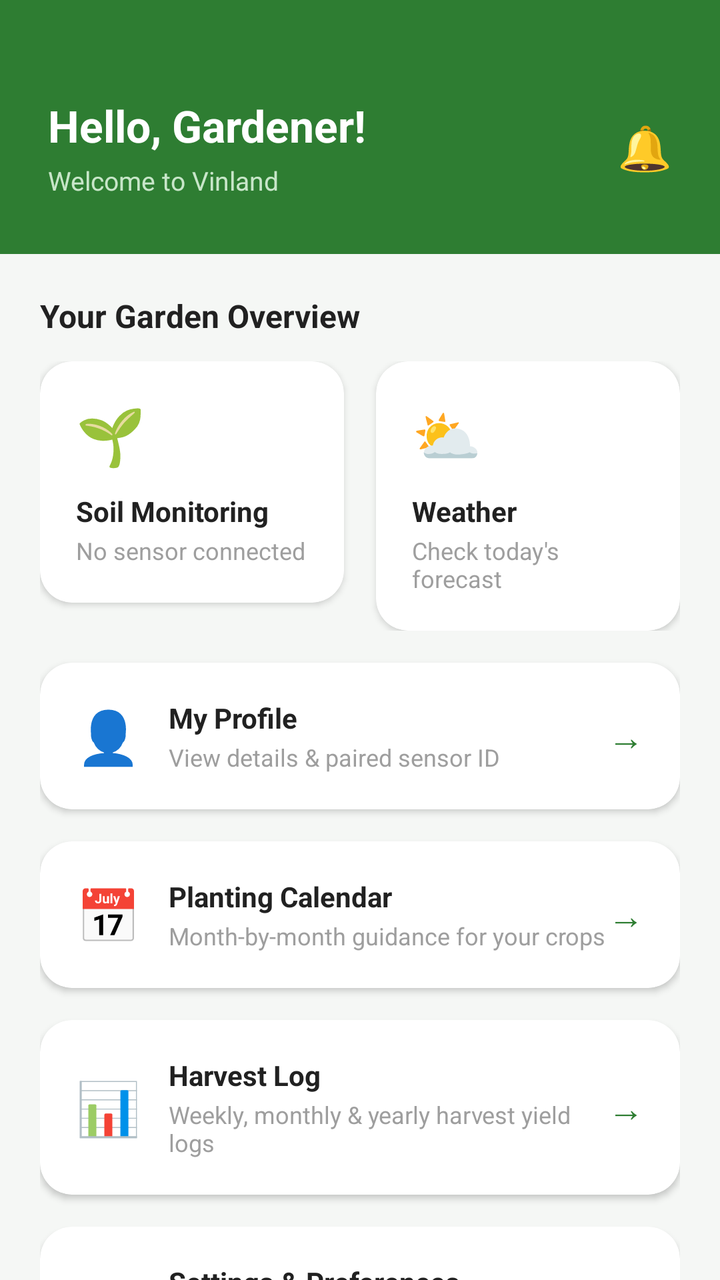
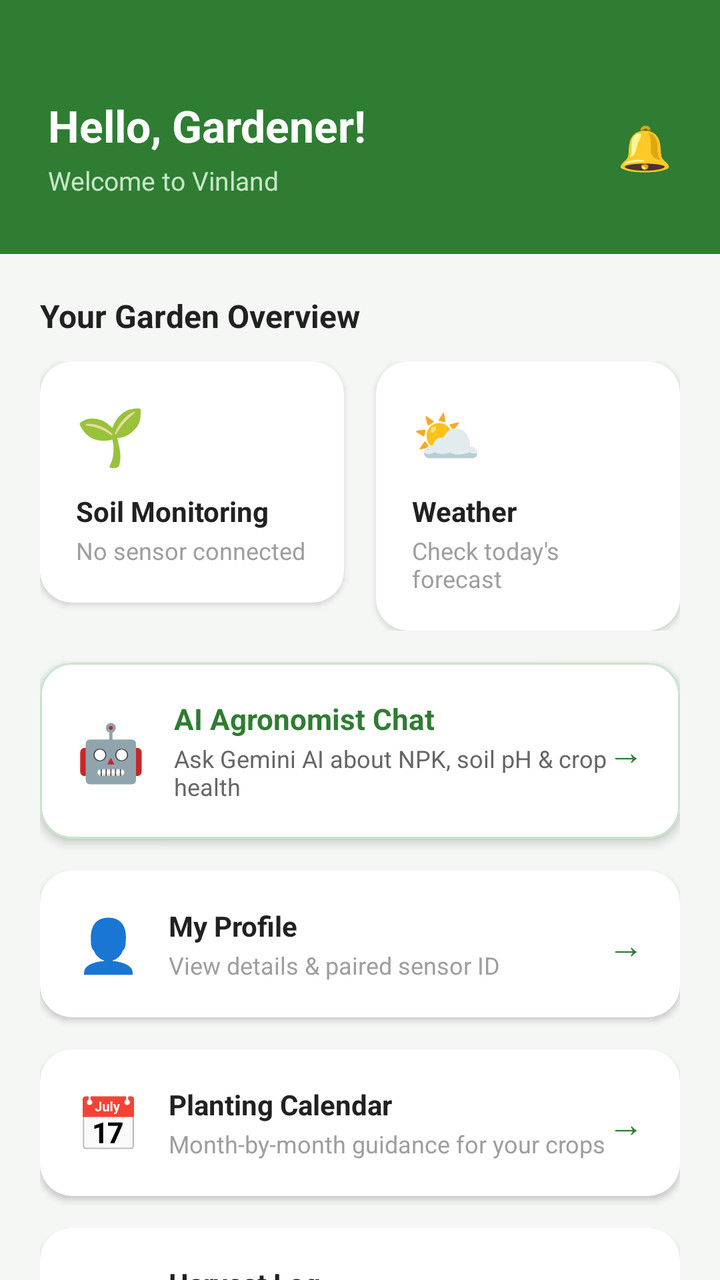

Two renders of the same Android screen: before a commit and after it. Below are the layout's source before the change and the commit's diff.
<!-- AndroidManifest.xml: application theme Theme.Vinland -->
<!-- res/layout/activity_dashboard.xml -->
<?xml version="1.0" encoding="utf-8"?>
<androidx.core.widget.NestedScrollView xmlns:android="http://schemas.android.com/apk/res/android"
    xmlns:app="http://schemas.android.com/apk/res-auto"
    android:layout_width="match_parent"
    android:layout_height="match_parent"
    android:background="#F5F7F5"
    android:clipToPadding="false"
    android:fillViewport="true">

    <LinearLayout
        android:layout_width="match_parent"
        android:layout_height="wrap_content"
        android:orientation="vertical">

        
        <LinearLayout
            android:layout_width="match_parent"
            android:layout_height="wrap_content"
            android:orientation="horizontal"
            android:gravity="center_vertical"
            android:background="#2E7D32"
            android:paddingStart="24dp"
            android:paddingEnd="16dp"
            android:paddingTop="48dp"
            android:paddingBottom="28dp">

            <LinearLayout
                android:layout_width="0dp"
                android:layout_height="wrap_content"
                android:layout_weight="1"
                android:orientation="vertical">

                <TextView
                    android:id="@+id/tvWelcome"
                    android:layout_width="wrap_content"
                    android:layout_height="wrap_content"
                    android:text="Hello, Gardener!"
                    android:textSize="22sp"
                    android:textStyle="bold"
                    android:textColor="#FFFFFF" />

                <TextView
                    android:id="@+id/tvSubtitle"
                    android:layout_width="wrap_content"
                    android:layout_height="wrap_content"
                    android:layout_marginTop="4dp"
                    android:text="Welcome to Vinland"
                    android:textSize="13sp"
                    android:textColor="#C8E6C9" />
            </LinearLayout>

            <TextView
                android:id="@+id/tvHeaderNotification"
                android:layout_width="wrap_content"
                android:layout_height="wrap_content"
                android:padding="8dp"
                android:text="🔔"
                android:textColor="#FFFFFF"
                android:textSize="22sp" />
        </LinearLayout>

        
        <LinearLayout
            android:layout_width="match_parent"
            android:layout_height="wrap_content"
            android:orientation="vertical"
            android:paddingHorizontal="20dp"
            android:paddingTop="20dp"
            android:paddingBottom="40dp">

            <TextView
                android:layout_width="wrap_content"
                android:layout_height="wrap_content"
                android:text="Your Garden Overview"
                android:textSize="16sp"
                android:textStyle="bold"
                android:textColor="#212121"
                android:layout_marginBottom="12dp" />

            
            <LinearLayout
                android:layout_width="match_parent"
                android:layout_height="wrap_content"
                android:orientation="horizontal">

                <com.google.android.material.card.MaterialCardView
                    android:id="@+id/navSoil"
                    android:layout_width="0dp"
                    android:layout_height="wrap_content"
                    android:layout_weight="1"
                    android:layout_marginEnd="8dp"
                    app:cardCornerRadius="16dp"
                    app:cardElevation="2dp"
                    app:strokeWidth="0dp"
                    app:cardBackgroundColor="#FFFFFF">

                    <LinearLayout
                        android:layout_width="match_parent"
                        android:layout_height="wrap_content"
                        android:orientation="vertical"
                        android:padding="18dp">

                        <TextView
                            android:layout_width="wrap_content"
                            android:layout_height="wrap_content"
                            android:text="🌱"
                            android:textSize="28sp" />

                        <TextView
                            android:layout_width="wrap_content"
                            android:layout_height="wrap_content"
                            android:layout_marginTop="10dp"
                            android:text="Soil Monitoring"
                            android:textStyle="bold"
                            android:textColor="#212121"
                            android:textSize="14sp" />

                        <TextView
                            android:layout_width="wrap_content"
                            android:layout_height="wrap_content"
                            android:layout_marginTop="2dp"
                            android:text="No sensor connected"
                            android:textColor="#9E9E9E"
                            android:textSize="12sp" />
                    </LinearLayout>
                </com.google.android.material.card.MaterialCardView>

                <com.google.android.material.card.MaterialCardView
                    android:id="@+id/navWeather"
                    android:layout_width="0dp"
                    android:layout_height="wrap_content"
                    android:layout_weight="1"
                    android:layout_marginStart="8dp"
                    app:cardCornerRadius="16dp"
                    app:cardElevation="2dp"
                    app:strokeWidth="0dp"
                    app:cardBackgroundColor="#FFFFFF">

                    <LinearLayout
                        android:layout_width="match_parent"
                        android:layout_height="wrap_content"
                        android:orientation="vertical"
                        android:padding="18dp">

                        <TextView
                            android:layout_width="wrap_content"
                            android:layout_height="wrap_content"
                            android:text="⛅"
                            android:textSize="28sp" />

                        <TextView
                            android:layout_width="wrap_content"
                            android:layout_height="wrap_content"
                            android:layout_marginTop="10dp"
                            android:text="Weather"
                            android:textStyle="bold"
                            android:textColor="#212121"
                            android:textSize="14sp" />

                        <TextView
                            android:layout_width="wrap_content"
                            android:layout_height="wrap_content"
                            android:layout_marginTop="2dp"
                            android:text="Check today's forecast"
                            android:textColor="#9E9E9E"
                            android:textSize="12sp" />
                    </LinearLayout>
                </com.google.android.material.card.MaterialCardView>
            </LinearLayout>

            
            <com.google.android.material.card.MaterialCardView
                android:id="@+id/navProfile"
                android:layout_width="match_parent"
                android:layout_height="wrap_content"
                android:layout_marginTop="16dp"
                app:cardCornerRadius="16dp"
                app:cardElevation="2dp"
                app:strokeWidth="0dp"
                app:cardBackgroundColor="#FFFFFF">

                <LinearLayout
                    android:layout_width="match_parent"
                    android:layout_height="wrap_content"
                    android:orientation="horizontal"
                    android:gravity="center_vertical"
                    android:padding="18dp">

                    <TextView
                        android:layout_width="wrap_content"
                        android:layout_height="wrap_content"
                        android:text="👤"
                        android:textSize="26sp"
                        android:layout_marginEnd="14dp" />

                    <LinearLayout
                        android:layout_width="0dp"
                        android:layout_height="wrap_content"
                        android:layout_weight="1"
                        android:orientation="vertical">

                        <TextView
                            android:layout_width="wrap_content"
                            android:layout_height="wrap_content"
                            android:text="My Profile"
                            android:textStyle="bold"
                            android:textColor="#212121"
                            android:textSize="14sp" />

                        <TextView
                            android:layout_width="wrap_content"
                            android:layout_height="wrap_content"
                            android:layout_marginTop="2dp"
                            android:text="View details &amp; paired sensor ID"
                            android:textColor="#9E9E9E"
                            android:textSize="12sp" />
                    </LinearLayout>

                    <TextView
                        android:layout_width="wrap_content"
                        android:layout_height="wrap_content"
                        android:text="→"
                        android:textSize="18sp"
                        android:textColor="#2E7D32" />
                </LinearLayout>
            </com.google.android.material.card.MaterialCardView>

            
            <com.google.android.material.card.MaterialCardView
                android:id="@+id/navCalendar"
                android:layout_width="match_parent"
                android:layout_height="wrap_content"
                android:layout_marginTop="16dp"
                app:cardCornerRadius="16dp"
                app:cardElevation="2dp"
                app:strokeWidth="0dp"
                app:cardBackgroundColor="#FFFFFF">

                <LinearLayout
                    android:layout_width="match_parent"
                    android:layout_height="wrap_content"
                    android:orientation="horizontal"
                    android:gravity="center_vertical"
                    android:padding="18dp">

                    <TextView
                        android:layout_width="wrap_content"
                        android:layout_height="wrap_content"
                        android:text="📅"
                        android:textSize="26sp"
                        android:layout_marginEnd="14dp" />

                    <LinearLayout
                        android:layout_width="0dp"
                        android:layout_height="wrap_content"
                        android:layout_weight="1"
                        android:orientation="vertical">

                        <TextView
                            android:layout_width="wrap_content"
                            android:layout_height="wrap_content"
                            android:text="Planting Calendar"
                            android:textStyle="bold"
                            android:textColor="#212121"
                            android:textSize="14sp" />

                        <TextView
                            android:layout_width="wrap_content"
                            android:layout_height="wrap_content"
                            android:layout_marginTop="2dp"
                            android:text="Month-by-month guidance for your crops"
                            android:textColor="#9E9E9E"
                            android:textSize="12sp" />
                    </LinearLayout>

                    <TextView
                        android:layout_width="wrap_content"
                        android:layout_height="wrap_content"
                        android:text="→"
                        android:textSize="18sp"
                        android:textColor="#2E7D32" />
                </LinearLayout>
            </com.google.android.material.card.MaterialCardView>

            
            <com.google.android.material.card.MaterialCardView
                android:id="@+id/navReports"
                android:layout_width="match_parent"
                android:layout_height="wrap_content"
                android:layout_marginTop="16dp"
                app:cardCornerRadius="16dp"
                app:cardElevation="2dp"
                app:strokeWidth="0dp"
                app:cardBackgroundColor="#FFFFFF">

                <LinearLayout
                    android:layout_width="match_parent"
                    android:layout_height="wrap_content"
                    android:orientation="horizontal"
                    android:gravity="center_vertical"
                    android:padding="18dp">

                    <TextView
                        android:layout_width="wrap_content"
                        android:layout_height="wrap_content"
                        android:text="📊"
                        android:textSize="26sp"
                        android:layout_marginEnd="14dp" />

                    <LinearLayout
                        android:layout_width="0dp"
                        android:layout_height="wrap_content"
                        android:layout_weight="1"
                        android:orientation="vertical">

                        <TextView
                            android:layout_width="wrap_content"
                            android:layout_height="wrap_content"
                            android:text="Harvest Log"
                            android:textStyle="bold"
                            android:textColor="#212121"
                            android:textSize="14sp" />

                        <TextView
                            android:layout_width="wrap_content"
                            android:layout_height="wrap_content"
                            android:layout_marginTop="2dp"
                            android:text="Weekly, monthly &amp; yearly harvest yield logs"
                            android:textColor="#9E9E9E"
                            android:textSize="12sp" />
                    </LinearLayout>

                    <TextView
                        android:layout_width="wrap_content"
                        android:layout_height="wrap_content"
                        android:text="→"
                        android:textSize="18sp"
                        android:textColor="#2E7D32" />
                </LinearLayout>
            </com.google.android.material.card.MaterialCardView>

            
            <com.google.android.material.card.MaterialCardView
                android:id="@+id/navSettings"
                android:layout_width="match_parent"
                android:layout_height="wrap_content"
                android:layout_marginTop="16dp"
                app:cardCornerRadius="16dp"
                app:cardElevation="2dp"
                app:strokeWidth="0dp"
                app:cardBackgroundColor="#FFFFFF">

                <LinearLayout
                    android:layout_width="match_parent"
                    android:layout_height="wrap_content"
                    android:orientation="horizontal"
                    android:gravity="center_vertical"
                    android:padding="18dp">

                    <TextView
                        android:layout_width="wrap_content"
                        android:layout_height="wrap_content"
                        android:text="⚙️"
                        android:textSize="26sp"
                        android:layout_marginEnd="14dp" />

                    <LinearLayout
                        android:layout_width="0dp"
                        android:layout_height="wrap_content"
                        android:layout_weight="1"
                        android:orientation="vertical">

                        <TextView
                            android:layout_width="wrap_content"
                            android:layout_height="wrap_content"
                            android:text="Settings &amp; Preferences"
                            android:textStyle="bold"
                            android:textColor="#212121"
                            android:textSize="14sp" />

                        <TextView
                            android:layout_width="wrap_content"
                            android:layout_height="wrap_content"
                            android:layout_marginTop="2dp"
                            android:text="Hardware pairing, push alerts &amp; system options"
                            android:textColor="#9E9E9E"
                            android:textSize="12sp" />
                    </LinearLayout>

                    <TextView
                        android:layout_width="wrap_content"
                        android:layout_height="wrap_content"
                        android:text="→"
                        android:textSize="18sp"
                        android:textColor="#2E7D32" />
                </LinearLayout>
            </com.google.android.material.card.MaterialCardView>

            
            <com.google.android.material.button.MaterialButton
                android:id="@+id/navLogout"
                style="@style/Widget.Material3.Button.OutlinedButton"
                android:layout_width="match_parent"
                android:layout_height="50dp"
                android:layout_marginTop="20dp"
                android:text="Log Out"
                android:textAllCaps="false"
                android:textColor="#D32F2F"
                android:textSize="14sp"
                android:textStyle="bold"
                app:strokeColor="#FFCDD2"
                app:strokeWidth="1.5dp"
                app:cornerRadius="12dp"
                app:backgroundTint="#FFF5F5" />

            
            <com.google.android.material.card.MaterialCardView
                android:layout_width="match_parent"
                android:layout_height="wrap_content"
                android:layout_marginTop="16dp"
                app:cardCornerRadius="16dp"
                app:cardElevation="0dp"
                app:strokeWidth="0dp"
                app:cardBackgroundColor="#E8F5E9">

                <LinearLayout
                    android:layout_width="match_parent"
                    android:layout_height="wrap_content"
                    android:orientation="horizontal"
                    android:gravity="center_vertical"
                    android:padding="16dp">

                    <TextView
                        android:layout_width="wrap_content"
                        android:layout_height="wrap_content"
                        android:text="🌿"
                        android:textSize="22sp"
                        android:layout_marginEnd="12dp" />

                    <TextView
                        android:layout_width="0dp"
                        android:layout_height="wrap_content"
                        android:layout_weight="1"
                        android:text="Connect your NPK sensor to start getting real-time soil data and personalized recommendations."
                        android:textColor="#2E7D32"
                        android:textSize="13sp" />
                </LinearLayout>
            </com.google.android.material.card.MaterialCardView>

        </LinearLayout>
    </LinearLayout>
</androidx.core.widget.NestedScrollView>
<!-- resources referenced by this layout -->
<resources>
  <style name="Theme.Vinland" parent="Base.Theme.Vinland" />
  <style name="Base.Theme.Vinland" parent="Theme.Material3.DayNight.NoActionBar">
          
          
      </style>
</resources>

<!-- the commit's change to res/layout/activity_dashboard.xml (unified diff, before → after) -->
@@ -170,6 +170,64 @@
 
             
             <com.google.android.material.card.MaterialCardView
+                android:id="@+id/navAiChat"
+                android:layout_width="match_parent"
+                android:layout_height="wrap_content"
+                android:layout_marginTop="16dp"
+                app:cardCornerRadius="16dp"
+                app:cardElevation="3dp"
+                app:strokeColor="#C8E6C9"
+                app:strokeWidth="1dp"
+                app:cardBackgroundColor="#FFFFFF">
+
+                <LinearLayout
+                    android:layout_width="match_parent"
+                    android:layout_height="wrap_content"
+                    android:orientation="horizontal"
+                    android:gravity="center_vertical"
+                    android:padding="18dp">
+
+                    <TextView
+                        android:layout_width="wrap_content"
+                        android:layout_height="wrap_content"
+                        android:text="🤖"
+                        android:textSize="28sp"
+                        android:layout_marginEnd="14dp" />
+
+                    <LinearLayout
+                        android:layout_width="0dp"
+                        android:layout_height="wrap_content"
+                        android:layout_weight="1"
+                        android:orientation="vertical">
+
+                        <TextView
+                            android:layout_width="wrap_content"
+                            android:layout_height="wrap_content"
+                            android:text="AI Agronomist Chat"
+                            android:textStyle="bold"
+                            android:textColor="#2E7D32"
+                            android:textSize="14.5sp" />
+
+                        <TextView
+                            android:layout_width="wrap_content"
+                            android:layout_height="wrap_content"
+                            android:layout_marginTop="2dp"
+                            android:text="Ask Gemini AI about NPK, soil pH &amp; crop health"
+                            android:textColor="#666666"
+                            android:textSize="12sp" />
+                    </LinearLayout>
+
+                    <TextView
+                        android:layout_width="wrap_content"
+                        android:layout_height="wrap_content"
+                        android:text="→"
+                        android:textSize="18sp"
+                        android:textColor="#2E7D32" />
+                </LinearLayout>
+            </com.google.android.material.card.MaterialCardView>
+
+            
+            <com.google.android.material.card.MaterialCardView
                 android:id="@+id/navProfile"
                 android:layout_width="match_parent"
                 android:layout_height="wrap_content"
